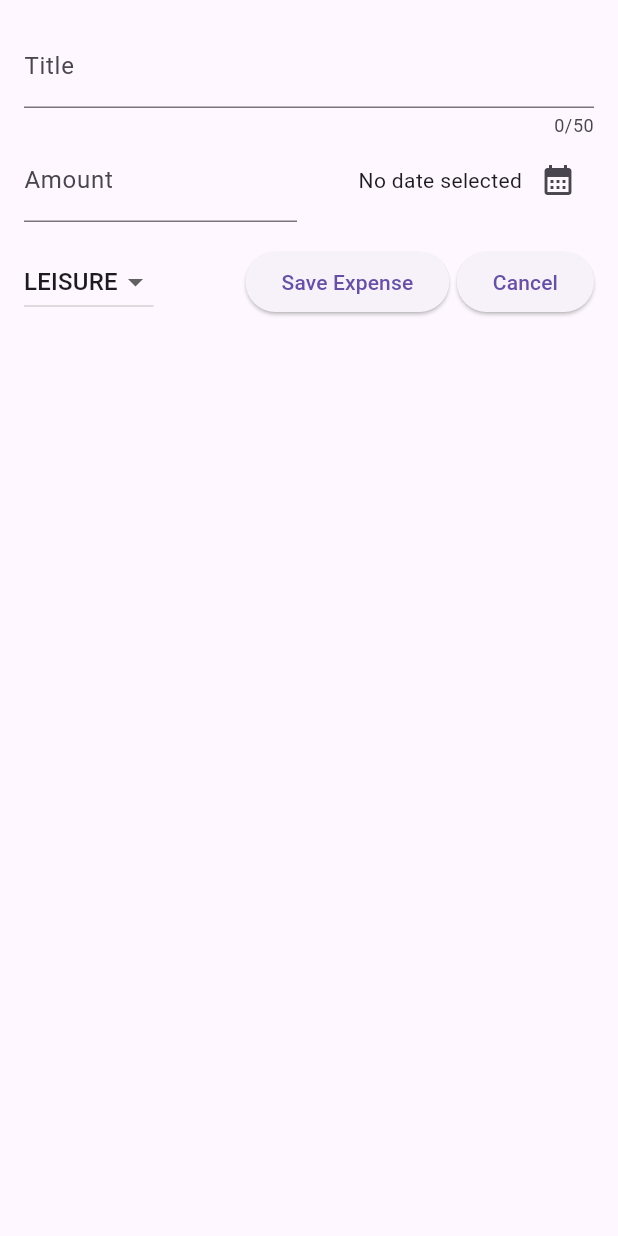
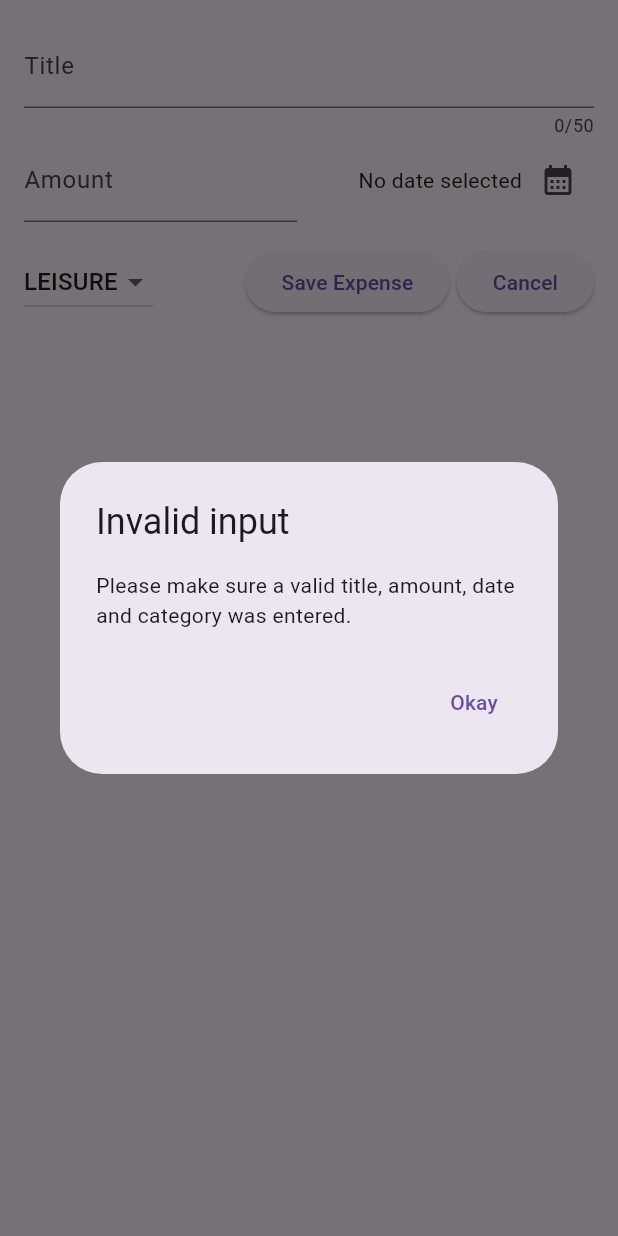
Before and after one commit to Bureau536/expense_tracker, a Flutter app: the NewExpense widget shown alone on an empty page, opened directly, after a tap on "Save Expense", on a phone screen of 412 x 824 dp. Run offline on Flutter 3.47's test engine with Material 3 defaults, Android fonts, the phone set to English and light mode, and no system bars.

Commit message:
Lesson 118
Error handling: making sure valid data was entered on  add expense screen.

```diff
--- a/lib/widgets/new_expense.dart
+++ b/lib/widgets/new_expense.dart
@@ -31,6 +31,32 @@ class _NewExpenseState extends State<NewExpense> {
     setState(() {
       _selectedDate = pickedDate;
     });
+  }
+
+  void _submitExpenseData() {
+    final enteredAmount = double.tryParse(_amountController
+        .text); //tryParse('Hello') => null, tryParse('1.20') => 1.20
+    final amountIsInvalid = enteredAmount == null || enteredAmount <= 0;
+    if (_titleController.text.trim().isEmpty ||
+        amountIsInvalid ||
+        _selectedDate == null) {
+      showDialog(
+        context: context,
+        builder: (ctx) => AlertDialog(
+          title: const Text('Invalid input'),
+          content: const Text(
+              'Please make sure a valid title, amount, date and category was entered.'),
+          actions: [
+            TextButton(
+                onPressed: () {
+                  Navigator.pop(ctx);
+                },
+                child: const Text('Okay'))
+          ],
+        ),
+      );
+      return;
+    }
   }
 
   @override
@@ -115,10 +141,7 @@ class _NewExpenseState extends State<NewExpense> {
                   }),
               const Spacer(),
               ElevatedButton(
-                onPressed: () {
-                  print(_titleController.text);
-                  print(_amountController.text);
-                },
+                onPressed: _submitExpenseData,
                 child: const Text('Save Expense'),
               ),
               const SizedBox(
```
